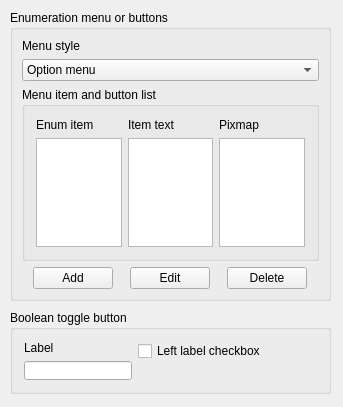
Qt form lavape/src/LavaPE_UI/idd_menupage.ui (berkus/lavape) before a commit.
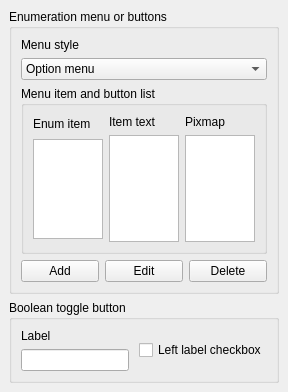
The same form after that commit.

The edit to the form file:
```diff
--- a/lavape/src/LavaPE_UI/idd_menupage.ui
+++ b/lavape/src/LavaPE_UI/idd_menupage.ui
@@ -8,8 +8,8 @@
    <rect>
     <x>0</x>
     <y>0</y>
-    <width>343</width>
-    <height>407</height>
+    <width>267</width>
+    <height>392</height>
    </rect>
   </property>
   <property name="sizePolicy" >
@@ -23,15 +23,15 @@
   <property name="windowTitle" >
    <string>Menu or button</string>
   </property>
+  <layout class="QVBoxLayout" >
+   <property name="margin" >
+    <number>9</number>
+   </property>
+   <property name="spacing" >
+    <number>6</number>
+   </property>
+   <item>
   <widget class="QGroupBox" name="GroupBox_IDC_STATIC8" >
-   <property name="geometry" >
-    <rect>
-     <x>10</x>
-     <y>10</y>
-     <width>321</width>
-     <height>291</height>
-    </rect>
-   </property>
    <property name="focusPolicy" >
     <enum>Qt::NoFocus</enum>
    </property>
@@ -67,7 +67,7 @@
        </widget>
       </item>
       <item>
-       <widget class="QComboBox" name="m_Menutype" >
+         <widget class="QComboBox" name="Menutype" >
         <item>
          <property name="text" >
           <string>Option menu</string>
@@ -97,7 +97,7 @@
       </property>
       <layout class="QHBoxLayout" >
        <property name="margin" >
-        <number>11</number>
+          <number>9</number>
        </property>
        <property name="spacing" >
         <number>6</number>
@@ -112,6 +112,14 @@
          </property>
          <item>
           <widget class="QLabel" name="Label_ IDC_STATIC" >
+             <property name="sizePolicy" >
+              <sizepolicy>
+               <hsizetype>5</hsizetype>
+               <vsizetype>0</vsizetype>
+               <horstretch>0</horstretch>
+               <verstretch>0</verstretch>
+              </sizepolicy>
+             </property>
            <property name="focusPolicy" >
             <enum>Qt::NoFocus</enum>
            </property>
@@ -124,13 +132,27 @@
           </widget>
          </item>
          <item>
-          <widget class="QListWidget" name="m_Menuitems" >
+            <widget class="QListWidget" name="Menuitems" >
+             <property name="sizePolicy" >
+              <sizepolicy>
+               <hsizetype>5</hsizetype>
+               <vsizetype>5</vsizetype>
+               <horstretch>0</horstretch>
+               <verstretch>0</verstretch>
+              </sizepolicy>
+             </property>
            <property name="minimumSize" >
             <size>
              <width>0</width>
              <height>65</height>
             </size>
            </property>
+             <property name="maximumSize" >
+              <size>
+               <width>16777215</width>
+               <height>100</height>
+              </size>
+             </property>
           </widget>
          </item>
         </layout>
@@ -151,7 +173,16 @@
           </widget>
          </item>
          <item>
-          <widget class="QListWidget" name="m_LButtonText" />
+            <widget class="QListWidget" name="LButtonText" >
+             <property name="sizePolicy" >
+              <sizepolicy>
+               <hsizetype>5</hsizetype>
+               <vsizetype>5</vsizetype>
+               <horstretch>0</horstretch>
+               <verstretch>0</verstretch>
+              </sizepolicy>
+             </property>
+            </widget>
          </item>
         </layout>
        </item>
@@ -171,7 +202,16 @@
           </widget>
          </item>
          <item>
-          <widget class="QListWidget" name="m_Pixmap" />
+            <widget class="QListWidget" name="Pixmap" >
+             <property name="sizePolicy" >
+              <sizepolicy>
+               <hsizetype>5</hsizetype>
+               <vsizetype>5</vsizetype>
+               <horstretch>0</horstretch>
+               <verstretch>0</verstretch>
+              </sizepolicy>
+             </property>
+            </widget>
          </item>
         </layout>
        </item>
@@ -187,7 +227,7 @@
        <number>6</number>
       </property>
       <item>
-       <widget class="QPushButton" name="m_AddButton" >
+         <widget class="QPushButton" name="AddButton" >
         <property name="sizePolicy" >
          <sizepolicy>
           <hsizetype>0</hsizetype>
@@ -211,7 +251,7 @@
        </widget>
       </item>
       <item>
-       <widget class="QPushButton" name="m_EditButton" >
+         <widget class="QPushButton" name="EditButton" >
         <property name="sizePolicy" >
          <sizepolicy>
           <hsizetype>0</hsizetype>
@@ -235,7 +275,7 @@
        </widget>
       </item>
       <item>
-       <widget class="QPushButton" name="m_DeleteButton" >
+         <widget class="QPushButton" name="DeleteButton" >
         <property name="sizePolicy" >
          <sizepolicy>
           <hsizetype>0</hsizetype>
@@ -262,29 +302,23 @@
     </item>
    </layout>
   </widget>
+   </item>
+   <item>
   <widget class="QGroupBox" name="GroupBox_IDC_STATIC10" >
-   <property name="geometry" >
-    <rect>
-     <x>10</x>
-     <y>310</y>
-     <width>321</width>
-     <height>84</height>
-    </rect>
-   </property>
    <property name="focusPolicy" >
     <enum>Qt::NoFocus</enum>
    </property>
    <property name="title" >
     <string>Boolean toggle button</string>
    </property>
-   <layout class="QGridLayout" >
+     <layout class="QHBoxLayout" >
     <property name="margin" >
-     <number>11</number>
+       <number>9</number>
     </property>
     <property name="spacing" >
      <number>6</number>
     </property>
-    <item rowspan="2" row="0" column="0" >
+      <item>
      <layout class="QVBoxLayout" >
       <property name="margin" >
        <number>0</number>
@@ -294,6 +328,14 @@
       </property>
       <item>
        <widget class="QLabel" name="Label_IDC_STATIC18" >
+          <property name="sizePolicy" >
+           <sizepolicy>
+            <hsizetype>5</hsizetype>
+            <vsizetype>0</vsizetype>
+            <horstretch>0</horstretch>
+            <verstretch>0</verstretch>
+           </sizepolicy>
+          </property>
         <property name="focusPolicy" >
          <enum>Qt::NoFocus</enum>
         </property>
@@ -306,11 +348,11 @@
        </widget>
       </item>
       <item>
-       <widget class="QLineEdit" name="m_ToggleLabel" >
+         <widget class="QLineEdit" name="ToggleLabel" >
         <property name="sizePolicy" >
          <sizepolicy>
           <hsizetype>1</hsizetype>
-          <vsizetype>1</vsizetype>
+            <vsizetype>0</vsizetype>
           <horstretch>0</horstretch>
           <verstretch>0</verstretch>
          </sizepolicy>
@@ -331,14 +373,7 @@
       </item>
      </layout>
     </item>
-    <item row="0" column="1" >
-     <widget class="QCheckBox" name="m_LeftLabel" >
-      <property name="text" >
-       <string>Left label checkbox</string>
-      </property>
-     </widget>
-    </item>
-    <item row="1" column="1" >
+      <item>
      <spacer>
       <property name="orientation" >
        <enum>Qt::Horizontal</enum>
@@ -348,14 +383,23 @@
       </property>
       <property name="sizeHint" >
        <size>
-        <width>61</width>
-        <height>11</height>
+          <width>147</width>
+          <height>20</height>
        </size>
       </property>
      </spacer>
     </item>
-   </layout>
-  </widget>
+      <item>
+       <widget class="QCheckBox" name="LeftLabel" >
+        <property name="text" >
+         <string>Left label checkbox</string>
+        </property>
+       </widget>
+      </item>
+     </layout>
+    </widget>
+   </item>
+  </layout>
  </widget>
  <layoutdefault spacing="6" margin="11" />
  <resources/>
```
Left out of the diff: 1 changed line with no effect on the pictures. Lines whose indentation alone changed are shown as unchanged.
